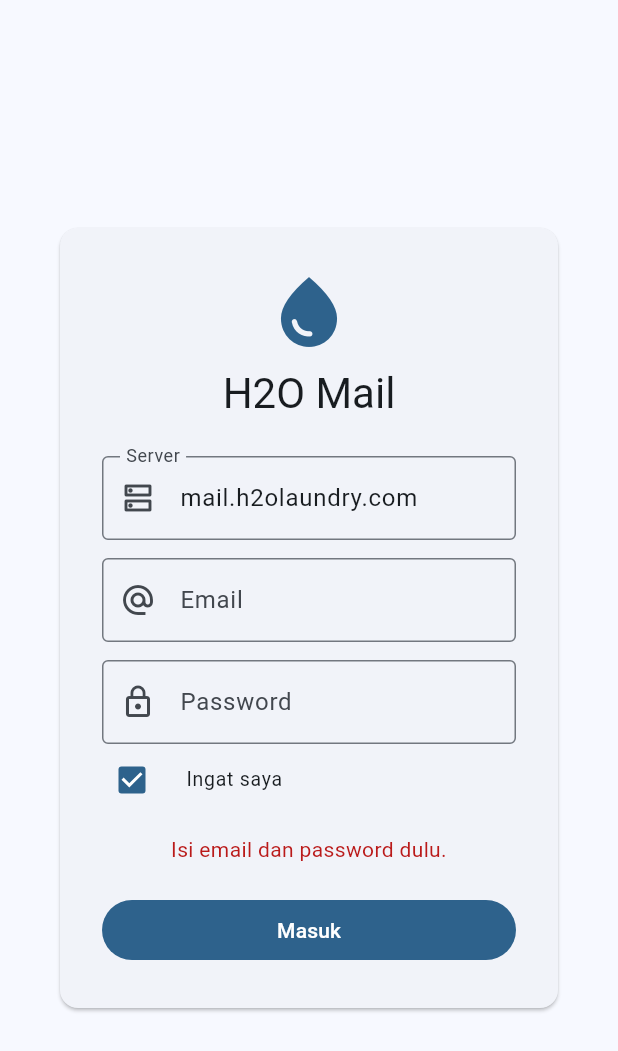
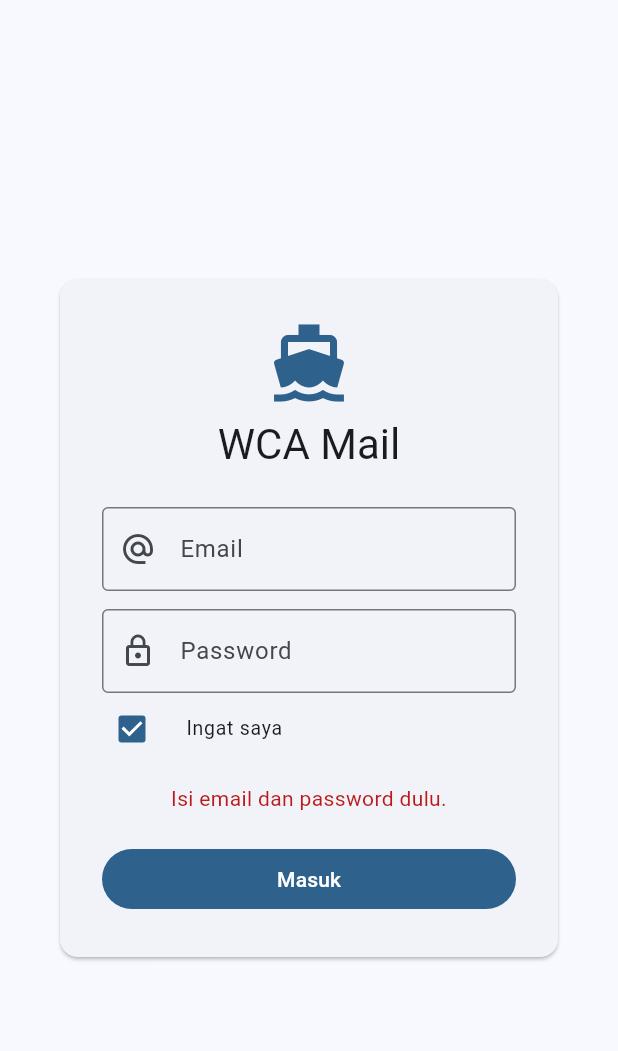
Before and after one commit to mustang77/tideview, a Flutter app: the screen it shows after launch, after a tap on "Masuk", on a phone screen of 412 x 824 dp. Shown: the top 1051 px of the screen. Run offline on Flutter 3.47's test engine with Material 3 defaults, Android fonts, the phone set to English and light mode, and no system bars; our stand-ins replace share_plus, shared_preferences, web, webview_flutter, youtube_player_iframe; missing offline and left inert: dart:ui_web.

Commit message:
H2O Mail: mobile builds default to WCA Mail (BRAND=h2o opts out)
Co-Authored-By: Claude Fable 5 <noreply@anthropic.com>
Claude-Session: https://claude.ai/code/session_013qT7CiieAjBxeJKuayYfnZ

```diff
--- a/h2omail/lib/util/brand.dart
+++ b/h2omail/lib/util/brand.dart
@@ -11,18 +11,22 @@ class Brand {
 
   static String get _host => kIsWeb ? Uri.base.host : '';
 
-  static bool get isWca =>
-      _buildBrand == 'wca' || _host.endsWith('worldcruiseacademy.co.id');
+  static bool get isWca {
+    if (_buildBrand == 'h2o') return false; // explicit personal build
+    if (_buildBrand == 'wca') return true;
+    if (!kIsWeb) return true; // mobile builds default to WCA Mail
+    return _host.endsWith('worldcruiseacademy.co.id');
+  }
 
-  /// True only for dedicated builds: the server cannot be changed by the user.
-  static bool get serverLocked => _buildBrand == 'wca';
+  /// True when the server cannot be changed by the user (dedicated builds).
+  static bool get serverLocked => isWca && (!kIsWeb || _buildBrand == 'wca');
 
   static String get name => isWca ? 'WCA Mail' : 'H2O Mail';
 
   static IconData get icon => isWca ? Icons.directions_boat : Icons.water_drop;
 
   static String get defaultServer {
-    if (_buildBrand == 'wca') return 'mail.worldcruiseacademy.co.id';
+    if (serverLocked) return 'mail.worldcruiseacademy.co.id';
     if (kIsWeb && _host.startsWith('webmail.')) {
       return _host.replaceFirst('webmail.', 'mail.');
     }
```
Also changed, not shown: 1 other file.
